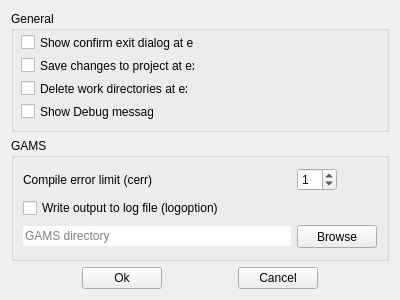
This is titan/ui/settings.ui in Fijishi-Enterprises/GENO-Energy-Optimization as Qt 5 draws it before an edit. The edited form follows.
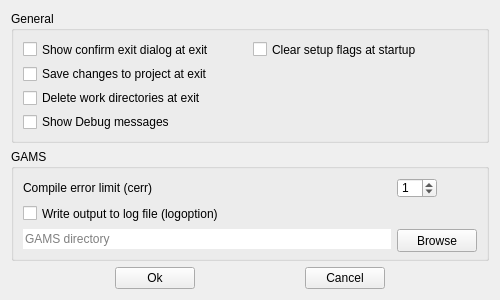
This is the edited form.

Commit message: Features 265 & 266 resolved. Setup flags are now loaded from project files. New buttons for clearing Ready and Failed flags.

Diff of the .ui file:
```diff
--- a/titan/ui/settings.ui
+++ b/titan/ui/settings.ui
@@ -9,7 +9,7 @@
    <rect>
     <x>0</x>
     <y>0</y>
-    <width>400</width>
+    <width>500</width>
     <height>300</height>
    </rect>
   </property>
@@ -21,13 +21,13 @@
   </property>
   <property name="minimumSize">
    <size>
-    <width>400</width>
+    <width>500</width>
     <height>300</height>
    </size>
   </property>
   <property name="maximumSize">
    <size>
-    <width>400</width>
+    <width>500</width>
     <height>300</height>
    </size>
   </property>
@@ -64,15 +64,22 @@
      <property name="title">
       <string>General</string>
      </property>
+     <layout class="QGridLayout" name="gridLayout_2">
+      <item row="2" column="0">
+       <widget class="QCheckBox" name="checkBox_del_work_dirs">
+        <property name="toolTip">
+         <string>&lt;html&gt;&lt;head/&gt;&lt;body&gt;&lt;p&gt;Unchecked: Does not delete work directories &amp;amp; does not show message box&lt;/p&gt;&lt;p&gt;Partially checked: Shows message box (default)&lt;/p&gt;&lt;p&gt;Checked: Deletes work directories &amp;amp; does not show message box&lt;/p&gt;&lt;p&gt;&lt;br/&gt;&lt;/p&gt;&lt;/body&gt;&lt;/html&gt;</string>
+        </property>
+        <property name="text">
+         <string>Delete work directories at exit</string>
+        </property>
+        <property name="tristate">
+         <bool>true</bool>
+        </property>
+       </widget>
+      </item>
+      <item row="0" column="0">
      <widget class="QCheckBox" name="checkBox_exit_dialog">
-      <property name="geometry">
-       <rect>
-        <x>10</x>
-        <y>23</y>
-        <width>173</width>
-        <height>17</height>
-       </rect>
-      </property>
       <property name="toolTip">
        <string>&lt;html&gt;&lt;head/&gt;&lt;body&gt;&lt;p&gt;Unchecked: Exit Sceleton without prompt&lt;/p&gt;&lt;p&gt;Checked: Show confirm exit prompt&lt;/p&gt;&lt;p&gt;&lt;br/&gt;&lt;/p&gt;&lt;/body&gt;&lt;/html&gt;</string>
       </property>
@@ -83,15 +90,9 @@
        <bool>false</bool>
       </property>
      </widget>
+      </item>
+      <item row="1" column="0">
      <widget class="QCheckBox" name="checkBox_save_at_exit">
-      <property name="geometry">
-       <rect>
-        <x>10</x>
-        <y>46</y>
-        <width>174</width>
-        <height>17</height>
-       </rect>
-      </property>
       <property name="toolTip">
        <string>&lt;html&gt;&lt;head/&gt;&lt;body&gt;&lt;p&gt;Unchecked: Does not save project &amp;amp; does not show message box&lt;/p&gt;&lt;p&gt;Partially checked: Shows message box (default)&lt;/p&gt;&lt;p&gt;Checked: Saves project &amp;amp; does not show message box&lt;/p&gt;&lt;p&gt;&lt;br/&gt;&lt;/p&gt;&lt;/body&gt;&lt;/html&gt;</string>
       </property>
@@ -102,34 +103,19 @@
        <bool>true</bool>
       </property>
      </widget>
-     <widget class="QCheckBox" name="checkBox_del_work_dirs">
-      <property name="geometry">
-       <rect>
-        <x>10</x>
-        <y>69</y>
-        <width>167</width>
-        <height>17</height>
-       </rect>
-      </property>
+      </item>
+      <item row="0" column="1">
+       <widget class="QCheckBox" name="checkBox_clear_flags">
       <property name="toolTip">
        <string>&lt;html&gt;&lt;head/&gt;&lt;body&gt;&lt;p&gt;Unchecked: Does not delete work directories &amp;amp; does not show message box&lt;/p&gt;&lt;p&gt;Partially checked: Shows message box (default)&lt;/p&gt;&lt;p&gt;Checked: Deletes work directories &amp;amp; does not show message box&lt;/p&gt;&lt;p&gt;&lt;br/&gt;&lt;/p&gt;&lt;/body&gt;&lt;/html&gt;</string>
       </property>
       <property name="text">
-       <string>Delete work directories at exit</string>
-      </property>
-      <property name="tristate">
-       <bool>true</bool>
-      </property>
-     </widget>
+         <string>Clear setup flags at startup</string>
+        </property>
+       </widget>
+      </item>
+      <item row="3" column="0">
      <widget class="QCheckBox" name="checkBox_debug">
-      <property name="geometry">
-       <rect>
-        <x>10</x>
-        <y>92</y>
-        <width>133</width>
-        <height>17</height>
-       </rect>
-      </property>
       <property name="toolTip">
        <string>&lt;html&gt;&lt;head/&gt;&lt;body&gt;&lt;p&gt;Shows Sceleton debug messages in console. Error messages are always shown.&lt;/p&gt;&lt;/body&gt;&lt;/html&gt;</string>
       </property>
@@ -137,6 +123,8 @@
        <string>Show Debug messages</string>
       </property>
      </widget>
+      </item>
+     </layout>
     </widget>
    </item>
    <item>
```
Left out of the diff: 2 changed lines with no effect on the pictures. Lines whose indentation alone changed are shown as unchanged. The commit also changes 24 other files.
